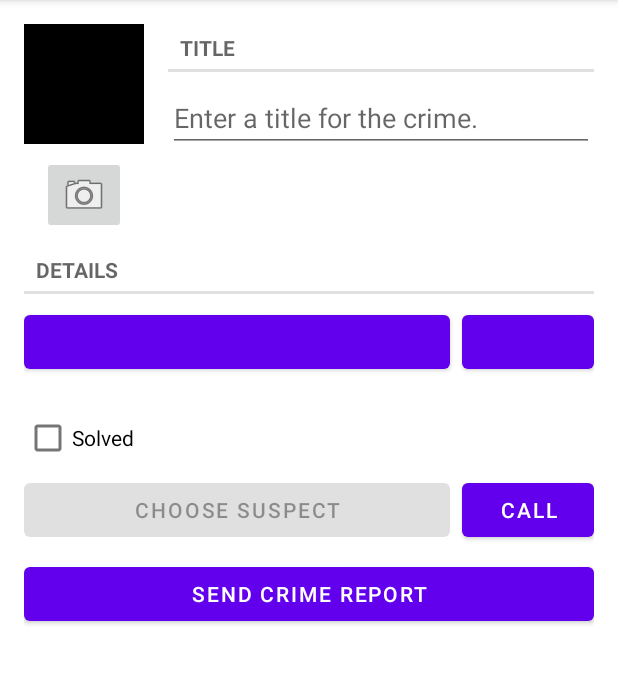
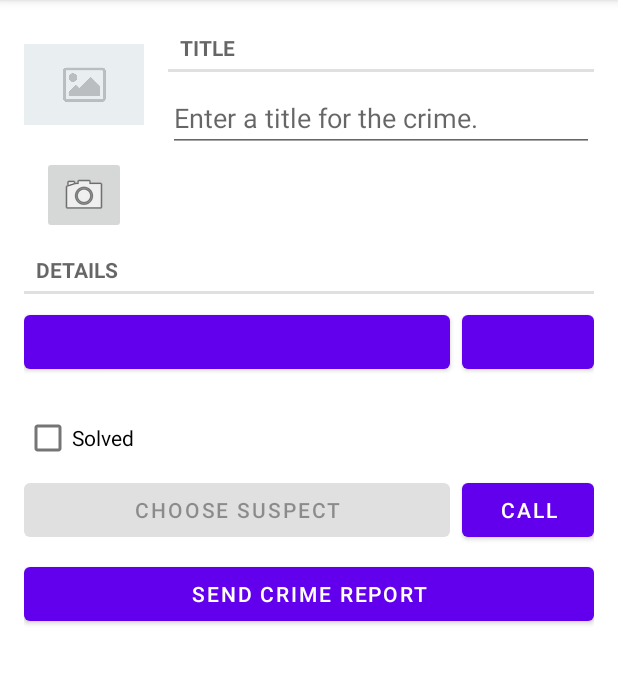
Before and after one commit to alisa-efremova/kotlin-exercises, an Android app: the screen it shows after launch (MainActivity), after a tap on "NEW CRIME", on a phone screen of 412 x 824 dp, the part 84-768 px from its top. Run offline under Robolectric (Android 15) with nearby library versions, the phone set to English and light mode, and no system bars; our stand-ins replace Room's generated code; 2 statements that could not run were skipped.

Commit message:
Refactor taking picture using official Android docs.

```diff
--- a/CriminalIntent/app/src/main/java/com/example/criminalintent/db/CrimeRepository.kt
+++ b/CriminalIntent/app/src/main/java/com/example/criminalintent/db/CrimeRepository.kt
@@ -1,6 +1,7 @@
 package com.example.criminalintent.db
 
 import android.content.Context
+import android.os.Environment
 import androidx.lifecycle.LiveData
 import androidx.room.Room
 import androidx.room.migration.Migration
@@ -42,9 +43,9 @@ class CrimeRepository private constructor(context: Context) {
     private val crimeDao = database.crimeDao()
     private val executor = Executors.newSingleThreadExecutor()
 
-    private val filesDir = context.applicationContext.filesDir
+    private val storageDir = context.applicationContext.getExternalFilesDir(Environment.DIRECTORY_PICTURES)
 
-    fun getPhotoFile(crime: Crime): File = File(filesDir, crime.photoFileName)
+    fun getPhotoFile(crime: Crime): File = File(storageDir, crime.photoFileName)
 
     fun getCrimes(): LiveData<List<Crime>> {
         return crimeDao.getCrimes()
--- a/CriminalIntent/app/src/main/res/layout/fragment_crime.xml
+++ b/CriminalIntent/app/src/main/res/layout/fragment_crime.xml
@@ -116,8 +116,7 @@
         android:scaleType="centerInside"
         app:layout_constraintStart_toStartOf="parent"
         app:layout_constraintTop_toTopOf="parent"
-        android:src="@color/black"
-        tools:src="@tools:sample/backgrounds/scenic" />
+        android:src="@drawable/placeholder" />
 
     <ImageButton
         android:id="@+id/camera_button"
--- a/CriminalIntent/app/src/main/res/xml/files.xml
+++ b/CriminalIntent/app/src/main/res/xml/files.xml
@@ -1,6 +1,6 @@
 <?xml version="1.0" encoding="utf-8"?>
 <paths>
-    <files-path
+    <external-files-path
         name="crime_photos"
-        path="."/>
+        path="." />
 </paths>
```
Also changed, not shown: CriminalIntent/app/src/main/AndroidManifest.xml (+8 -1 lines), CriminalIntent/app/src/main/java/com/example/criminalintent/CrimeFragment.kt (+8 -35 lines), CriminalIntent/app/src/main/res/drawable/placeholder.jpg (added).
